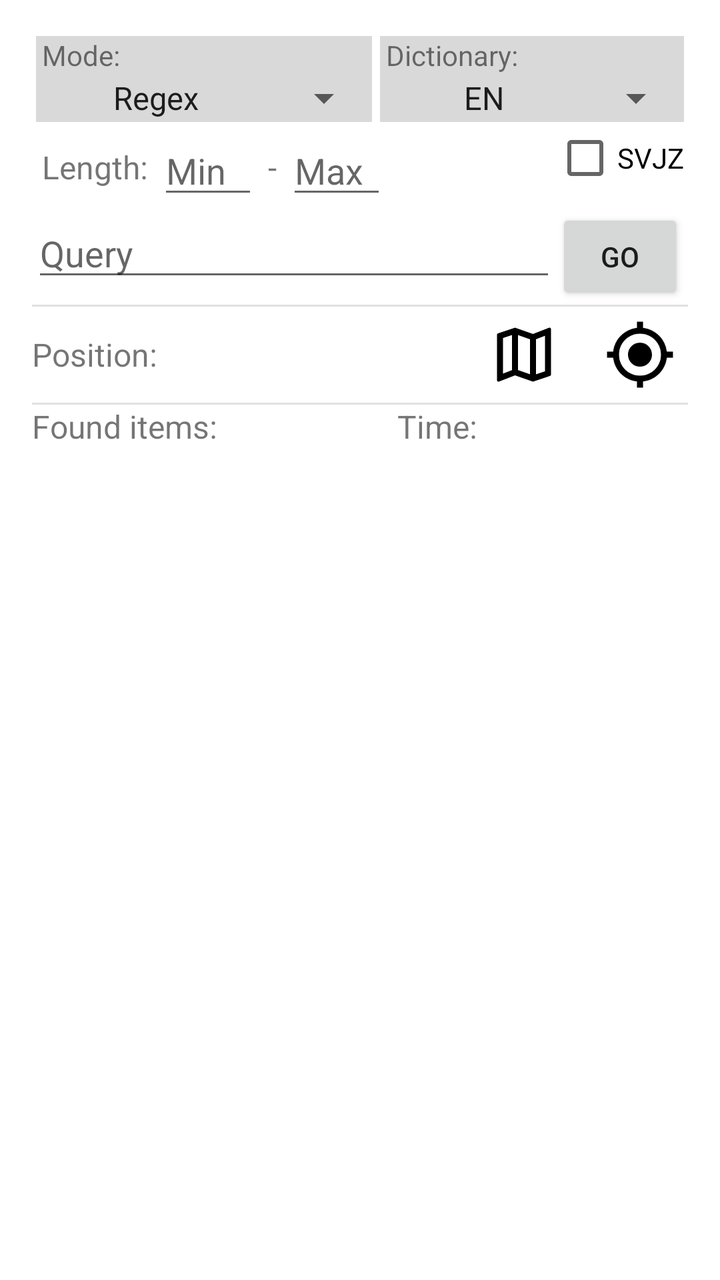
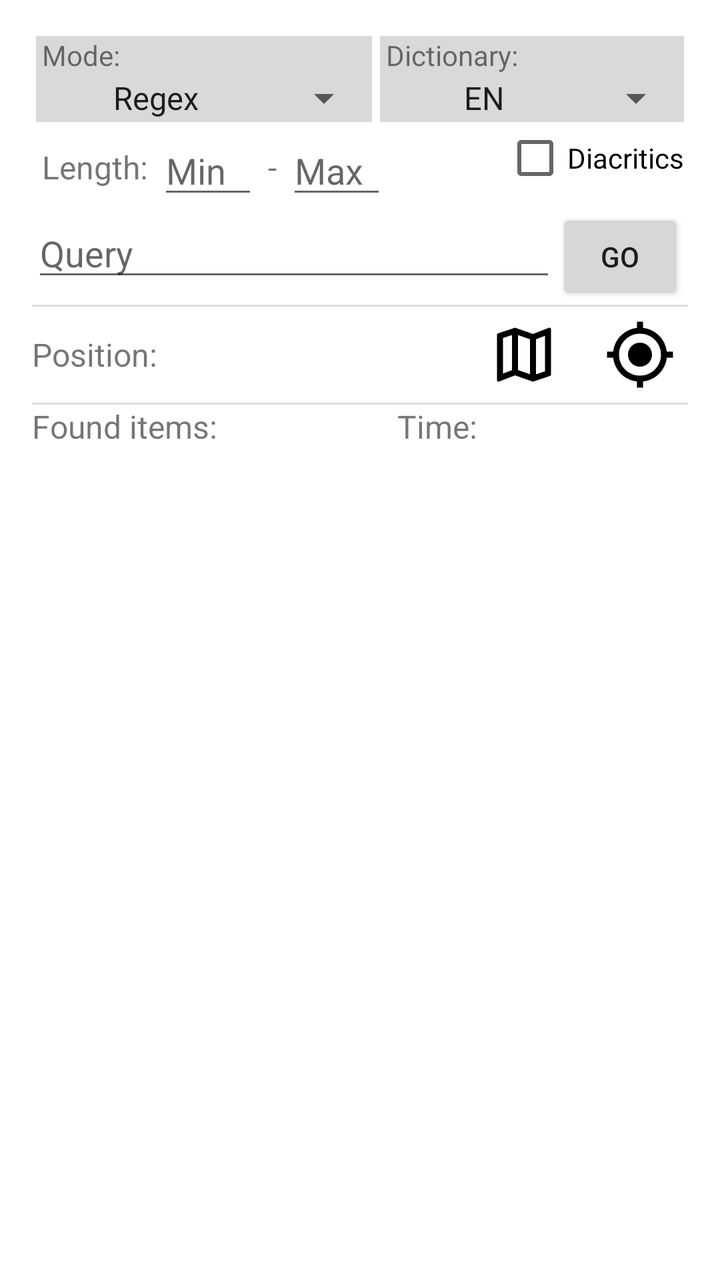

Screens rendered from an Android XML layout before and after an edit, with the pre-edit source and the edit as a unified diff.
<!-- AndroidManifest.xml: application theme AppTheme -->
<!-- res/layout/activity_presmyslovnik.xml -->
<?xml version="1.0" encoding="utf-8"?>
<FrameLayout xmlns:android="http://schemas.android.com/apk/res/android"
    xmlns:tools="http://schemas.android.com/tools"
    android:layout_width="match_parent"
    android:layout_height="match_parent"
    android:background="@android:color/black"
    android:fitsSystemWindows="true"
    tools:context="cz.civilizacehra.cipherbreaker.PresmyslovnikActivity">

    <RelativeLayout
        android:layout_width="match_parent"
        android:layout_height="match_parent"
        android:background="@android:color/background_light"
        android:importantForAutofill="noExcludeDescendants"
        android:paddingLeft="@dimen/activity_horizontal_margin"
        android:paddingTop="@dimen/activity_vertical_margin"
        android:paddingRight="@dimen/activity_horizontal_margin">

        <RelativeLayout
            android:id="@+id/inputLayout"
            android:layout_width="match_parent"
            android:layout_height="wrap_content"
            android:layout_alignParentStart="true"
            android:layout_alignParentTop="true">

            <RelativeLayout
                android:id="@+id/modeLayout"
                style="@style/item_with_description_style">

                <TextView
                    android:id="@+id/modeTextView"
                    style="@style/description_style"
                    android:text="Mode:" />

                <Spinner
                    android:id="@+id/modeSpinner"
                    style="@style/spinner_style"
                    android:layout_width="wrap_content"
                    android:layout_height="wrap_content"
                    android:layout_below="@+id/modeTextView"
                    android:entries="@array/presmyslovnik_mode" />

            </RelativeLayout>

            <RelativeLayout
                android:id="@+id/dictionaryLayout"
                style="@style/item_with_description_style"
                android:layout_toEndOf="@+id/modeLayout">

                <TextView
                    android:id="@+id/dictionaryTextView"
                    style="@style/description_style"
                    android:text="Dictionary:" />

                <Spinner
                    android:id="@+id/dictionarySpinner"
                    style="@style/spinner_style"
                    android:layout_width="wrap_content"
                    android:layout_height="wrap_content"
                    android:layout_below="@+id/dictionaryTextView"
                    android:entries="@array/presmyslovnik_dictionary" />

            </RelativeLayout>

            <RelativeLayout
                android:id="@+id/lengthLayout"
                android:layout_width="match_parent"
                android:layout_height="wrap_content"
                android:layout_below="@+id/modeLayout"
                android:layout_alignEnd="@+id/dictionaryLayout"
                android:layout_alignParentStart="true">

                <TextView
                    android:id="@+id/lengthDescriptionView"
                    android:layout_width="wrap_content"
                    android:layout_height="wrap_content"
                    android:layout_centerVertical="true"
                    android:layout_marginStart="5dp"
                    android:layout_marginEnd="5dp"
                    android:text="Length:"
                    android:textSize="16sp" />

                <EditText
                    android:id="@+id/minEditText"
                    android:layout_width="50dp"
                    android:layout_height="wrap_content"
                    android:layout_toEndOf="@+id/lengthDescriptionView"
                    android:ems="10"
                    android:enabled="true"
                    android:hint="Min"
                    android:inputType="number"
                    android:selectAllOnFocus="true" />

                <TextView
                    android:id="@+id/dashDescriptionView"
                    android:layout_width="wrap_content"
                    android:layout_height="wrap_content"
                    android:layout_centerVertical="true"
                    android:layout_marginStart="5dp"
                    android:layout_marginEnd="5dp"
                    android:layout_toEndOf="@+id/minEditText"
                    android:text="-"
                    android:textSize="16sp" />

                <EditText
                    android:id="@+id/maxEditText"
                    android:layout_width="50dp"
                    android:layout_height="wrap_content"
                    android:layout_toEndOf="@+id/dashDescriptionView"
                    android:ems="10"
                    android:enabled="true"
                    android:hint="Max"
                    android:inputType="number"
                    android:selectAllOnFocus="true" />

                <CheckBox
                    android:id="@+id/svjzCheckBox"
                    android:layout_width="wrap_content"
                    android:layout_height="wrap_content"
                    android:layout_alignParentEnd="true"
                    android:text="SVJZ" />

            </RelativeLayout>

            <EditText
                android:id="@+id/inputEditText"
                android:layout_width="wrap_content"
                android:layout_height="wrap_content"
                android:layout_below="@+id/lengthLayout"
                android:layout_alignParentStart="true"
                android:layout_toStartOf="@+id/GoBtn"
                android:clickable="false"
                android:enabled="true"
                android:hint="Query"
                android:imeOptions="actionGo"
                android:inputType="text"
                android:selectAllOnFocus="true" />

            <Button
                android:id="@+id/GoBtn"
                android:layout_width="64dp"
                android:layout_height="wrap_content"
                android:layout_below="@+id/lengthLayout"
                android:layout_alignEnd="@+id/dictionaryLayout"
                android:text="@string/go" />

        </RelativeLayout>

        <View
            android:id="@+id/divider1"
            style="@style/Divider.Horizontal"
            android:layout_below="@id/inputLayout" />

        <RelativeLayout
            android:id="@+id/positionLayout"
            android:layout_width="match_parent"
            android:layout_height="48dp"
            android:layout_below="@id/divider1">

            <RelativeLayout
                android:id="@+id/positionDescriptionLayout"
                android:layout_width="wrap_content"
                android:layout_height="match_parent"
                android:layout_alignParentStart="true"
                android:layout_toStartOf="@id/pickFromMapIconLayout">

                <TextView
                    android:id="@+id/positionDescriptionView"
                    android:layout_width="wrap_content"
                    android:layout_height="wrap_content"
                    android:layout_centerVertical="true"
                    android:layout_marginEnd="10dp"
                    android:text="Position:"
                    android:textSize="16sp" />

                <TextView
                    android:id="@+id/positionCoordinatesView"
                    android:layout_width="wrap_content"
                    android:layout_height="wrap_content"
                    android:layout_centerVertical="true"
                    android:layout_toEndOf="@id/positionDescriptionView"
                    android:textColor="@android:color/black"
                    android:textSize="16sp" />

            </RelativeLayout>

            <RelativeLayout
                android:id="@+id/pickFromMapIconLayout"
                android:layout_width="48dp"
                android:layout_height="48dp"
                android:layout_centerVertical="true"
                android:layout_toStartOf="@id/currLocationIconLayout"
                android:padding="6dp">

                <ImageView
                    android:id="@+id/pickFromMapIcon"
                    android:layout_width="match_parent"
                    android:layout_height="match_parent"
                    android:src="@drawable/ic_map" />

            </RelativeLayout>

            <RelativeLayout
                android:id="@+id/currLocationIconLayout"
                android:layout_width="48dp"
                android:layout_height="48dp"
                android:layout_alignParentEnd="true"
                android:layout_marginStart="10dp"
                android:padding="6dp">

                <ImageView
                    android:id="@+id/currLocationIcon"
                    android:layout_width="match_parent"
                    android:layout_height="match_parent"
                    android:src="@drawable/ic_my_location" />

            </RelativeLayout>

        </RelativeLayout>

        <View
            android:id="@+id/divider2"
            style="@style/Divider.Horizontal"
            android:layout_below="@id/positionLayout" />

        <RelativeLayout
            android:id="@+id/progressLayout"
            android:layout_width="match_parent"
            android:layout_height="wrap_content"
            android:layout_below="@+id/divider2">

            <TextView
                android:id="@+id/countDescriptionView"
                android:layout_width="wrap_content"
                android:layout_height="wrap_content"
                android:layout_centerVertical="true"
                android:layout_marginEnd="10dp"
                android:text="Found items:"
                android:textSize="16sp" />

            <TextView
                android:id="@+id/countValueView"
                android:layout_width="80dp"
                android:layout_height="wrap_content"
                android:layout_centerVertical="true"
                android:layout_toEndOf="@id/countDescriptionView"
                android:textColor="@android:color/black"
                android:textSize="16sp" />

            <TextView
                android:id="@+id/timeDescriptionView"
                android:layout_width="wrap_content"
                android:layout_height="wrap_content"
                android:layout_centerVertical="true"
                android:layout_marginEnd="10dp"
                android:layout_toEndOf="@id/countValueView"
                android:text="Time:"
                android:textSize="16sp" />

            <TextView
                android:id="@+id/timeValueView"
                android:layout_width="50dp"
                android:layout_height="wrap_content"
                android:layout_centerVertical="true"
                android:layout_toEndOf="@id/timeDescriptionView"
                android:textColor="@android:color/black"
                android:textSize="16sp" />

        </RelativeLayout>

        <ProgressBar
            android:id="@+id/progressBar"
            style="?android:attr/progressBarStyleHorizontal"
            android:layout_width="match_parent"
            android:layout_height="wrap_content"
            android:layout_below="@+id/progressLayout"
            android:max="100"
            android:visibility="invisible" />

        <ScrollView
            android:id="@+id/scrollView"
            android:layout_width="fill_parent"
            android:layout_height="fill_parent"
            android:layout_below="@+id/progressBar"
            android:layout_alignParentStart="true"
            android:fillViewport="true"
            android:scrollbars="vertical">

            <TextView
                android:id="@+id/resultTextView"
                android:layout_width="match_parent"
                android:layout_height="wrap_content" />

        </ScrollView>

    </RelativeLayout>

</FrameLayout>
<!-- resources referenced by this layout -->
<resources>
  <string-array name="presmyslovnik_dictionary">
          <item>EN</item>
          <item>CZ nouns</item>
          <item>CZ</item>
          <item>CZ nouns old</item>
          <item>CZ old</item>
          <item>CZ big old</item>
          <item>Czechia</item>
      </string-array>
  <string-array name="presmyslovnik_mode">
          <item>Regex</item>
          <item>Subanagram</item>
          <item>Anagram</item>
          <item>Superanagram</item>
          <item>Hamming</item>
          <item>Levenshtein</item>
          <item># Morse</item>
          <item># Braille</item>
          <item># Segments</item>
          <item># Moves</item>
          <item># Holes</item>
          <item># Ends</item>
      </string-array>
  <dimen name="activity_horizontal_margin">16dp</dimen>
  <dimen name="activity_vertical_margin">16dp</dimen>
  <!-- drawable ic_map (drawable) -->
  <vector xmlns:android="http://schemas.android.com/apk/res/android"
      android:width="24dp"
      android:height="24dp"
      android:viewportWidth="24"
      android:viewportHeight="24">
    <path
        android:fillColor="#FF000000"
        android:pathData="M20.5,3l-0.16,0.03L15,5.1 9,3 3.36,4.9c-0.21,0.07 -0.36,0.25 -0.36,0.48L3,20.5c0,0.28 0.22,0.5 0.5,0.5l0.16,-0.03L9,18.9l6,2.1 5.64,-1.9c0.21,-0.07 0.36,-0.25 0.36,-0.48L21,3.5c0,-0.28 -0.22,-0.5 -0.5,-0.5zM10,5.47l4,1.4v11.66l-4,-1.4L10,5.47zM5,6.46l3,-1.01v11.7l-3,1.16L5,6.46zM19,17.54l-3,1.01L16,6.86l3,-1.16v11.84z"/>
  </vector>
  <!-- drawable ic_my_location (drawable) -->
  <vector xmlns:android="http://schemas.android.com/apk/res/android"
      android:width="24dp"
      android:height="24dp"
      android:viewportWidth="24"
      android:viewportHeight="24">
    <path
        android:fillColor="#FF000000"
        android:pathData="M12,8c-2.21,0 -4,1.79 -4,4s1.79,4 4,4 4,-1.79 4,-4 -1.79,-4 -4,-4zM20.94,11c-0.46,-4.17 -3.77,-7.48 -7.94,-7.94L13,1h-2v2.06C6.83,3.52 3.52,6.83 3.06,11L1,11v2h2.06c0.46,4.17 3.77,7.48 7.94,7.94L11,23h2v-2.06c4.17,-0.46 7.48,-3.77 7.94,-7.94L23,13v-2h-2.06zM12,19c-3.87,0 -7,-3.13 -7,-7s3.13,-7 7,-7 7,3.13 7,7 -3.13,7 -7,7z"/>
  </vector>
  <string name="go">Go</string>
  <style name="Divider.Horizontal" parent="Divider">
          <item name="android:layout_width">match_parent</item>
          <item name="android:layout_height">1dp</item>
  
      </style>
  <style name="description_style">
          <item name="android:layout_width">wrap_content</item>
          <item name="android:layout_height">wrap_content</item>
          <item name="android:layout_marginStart">3dp</item>
      </style>
  <style name="item_with_description_style">
          <item name="android:layout_width">wrap_content</item>
          <item name="android:layout_height">wrap_content</item>
          <item name="android:layout_margin">2dp</item>
          <item name="android:background">@color/lightGray</item>
      </style>
  <style name="spinner_style">
          <item name="android:dropDownWidth">wrap_content</item>
          <item name="android:scrollbars">vertical</item>
          <item name="android:spinnerMode">dropdown</item>
          <item name="android:textAlignment">center</item>
      </style>
  <style name="AppTheme" parent="android:Theme.Material.Light.NoActionBar">
          
          <item name="android:windowOptOutEdgeToEdgeEnforcement" tools:targetApi="35">true</item>
          <item name="android:colorPrimary">@color/colorPrimary</item>
          <item name="android:colorPrimaryDark">@color/colorPrimaryDark</item>
          <item name="android:colorAccent">@color/colorAccent</item>
      </style>
  <style name="Divider">
          <item name="android:background">?android:attr/listDivider</item>
      </style>
  <color name="lightGray">#D9D9D9</color>
  <color name="colorPrimary">#3F51B5</color>
  <color name="colorPrimaryDark">#303F9F</color>
  <color name="colorAccent">#FF4081</color>
</resources>

<!-- the commit's change to res/layout/activity_presmyslovnik.xml (unified diff, before → after) -->
@@ -114,11 +114,11 @@
                     android:selectAllOnFocus="true" />
 
                 <CheckBox
-                    android:id="@+id/svjzCheckBox"
+                    android:id="@+id/diacriticsCheckBox"
                     android:layout_width="wrap_content"
                     android:layout_height="wrap_content"
                     android:layout_alignParentEnd="true"
-                    android:text="SVJZ" />
+                    android:text="Diacritics" />
 
             </RelativeLayout>
 
